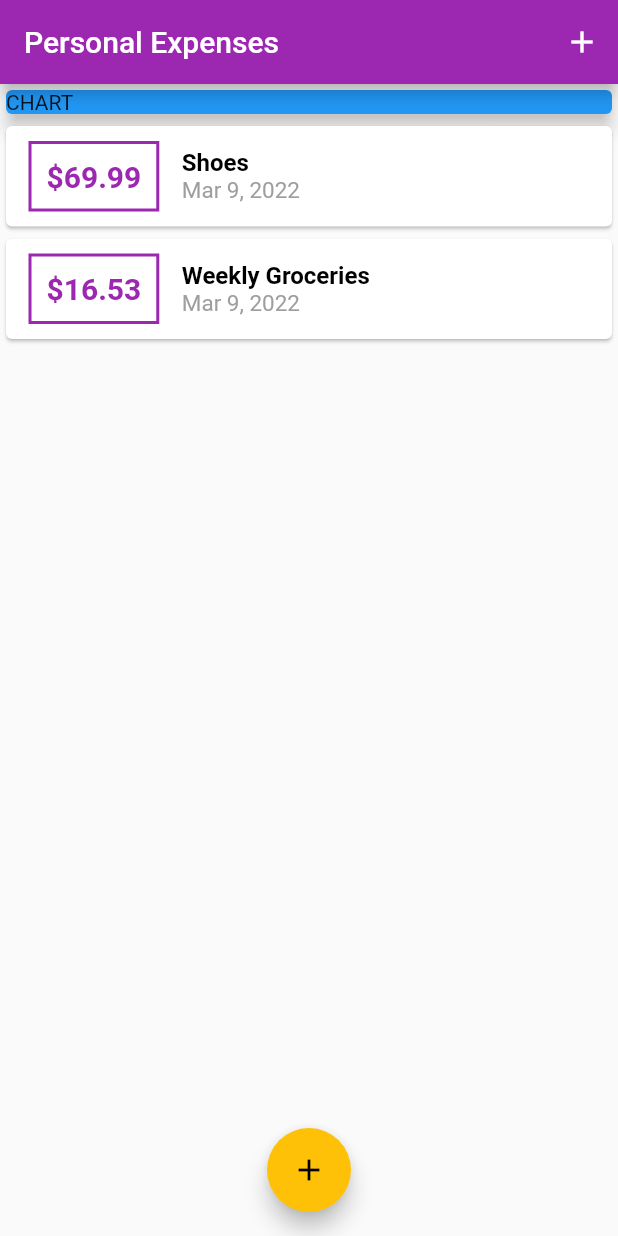
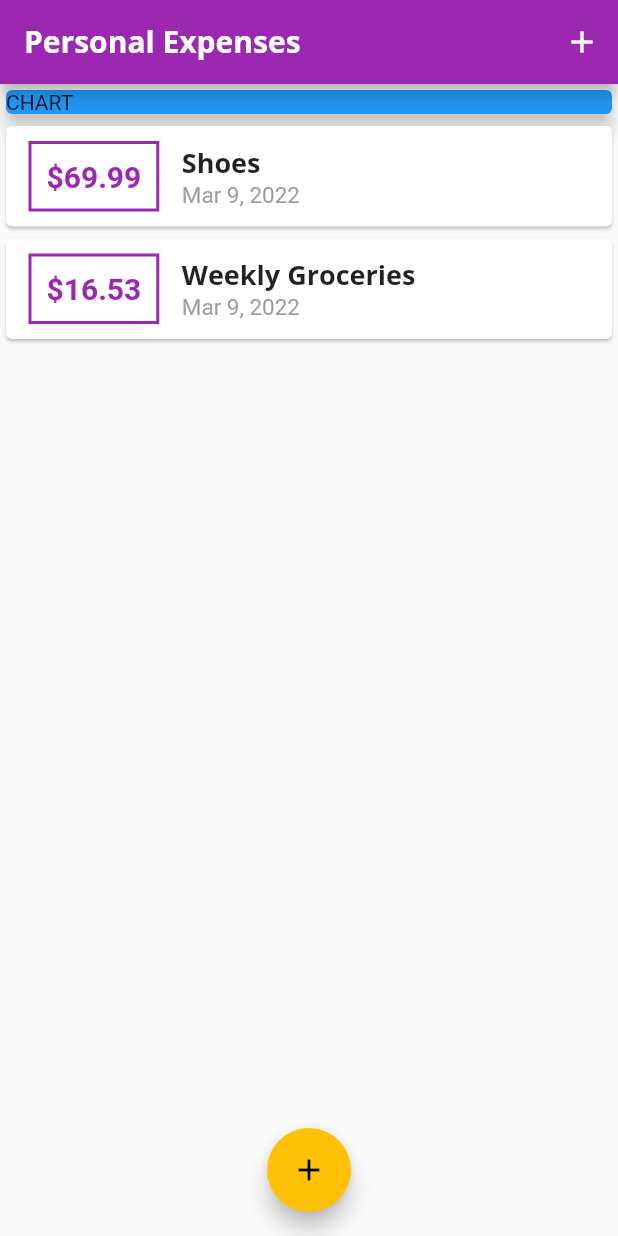
Before and after one commit to dastagg/ACMIND-personal-expenses, a Flutter app: the screen it shows after launch, on a phone screen of 412 x 824 dp. Run offline on Flutter 3.47's test engine with Material 2 defaults, Android fonts, the phone set to English and light mode, and no system bars.

Commit message:
End of 97.

```diff
--- a/lib/main.dart
+++ b/lib/main.dart
@@ -14,12 +14,25 @@ class MyApp extends StatelessWidget {
   @override
   Widget build(BuildContext context) {
     return MaterialApp(
+      title: 'Personal Expenses',
+      home: const MyHomePage(),
       theme: ThemeData(
         primarySwatch: Colors.purple,
         accentColor: Colors.amber,
+        fontFamily: 'Quicksand',
+        textTheme: ThemeData.light().textTheme.copyWith(
+              headline6: const TextStyle(
+                  fontFamily: 'OpenSans',
+                  fontSize: 18.0,
+                  fontWeight: FontWeight.bold),
+            ),
+        appBarTheme: const AppBarTheme(
+          titleTextStyle: TextStyle(
+              fontFamily: 'OpenSans',
+              fontSize: 20.0,
+              fontWeight: FontWeight.bold),
+        ),
       ),
-      title: 'Personal Expenses',
-      home: const MyHomePage(),
     );
   }
 }
@@ -70,7 +83,10 @@ class _MyHomePageState extends State<MyHomePage> {
   Widget build(BuildContext context) {
     return Scaffold(
       appBar: AppBar(
-        title: const Text('Personal Expenses'),
+        title: const Text(
+          'Personal Expenses',
+          style: TextStyle(fontFamily: 'OpenSans'),
+        ),
         actions: [
           IconButton(
             onPressed: () => _startAddNewTransaction(context),
--- a/lib/widgets/transaction_list.dart
+++ b/lib/widgets/transaction_list.dart
@@ -41,11 +41,7 @@ class TransactionList extends StatelessWidget {
                   children: [
                     Text(
                       transactions[index].title,
-                      style: const TextStyle(
-                        fontWeight: FontWeight.bold,
-                        fontSize: 16.0,
-                        color: Colors.black,
-                      ),
+                      style: Theme.of(context).textTheme.headline6,
                     ),
                     Text(
                       DateFormat.yMMMd().format(transactions[index].date),
```
Also changed, not shown: pubspec.yaml (+13 -0 lines), assets/fonts/OpenSans-Bold.ttf (added), assets/fonts/OpenSans-Regular.ttf (added), assets/fonts/Quicksand-Bold.ttf (added), assets/fonts/Quicksand-Light.ttf (added), assets/fonts/Quicksand-Medium.ttf (added), assets/fonts/Quicksand-Regular.ttf (added).
